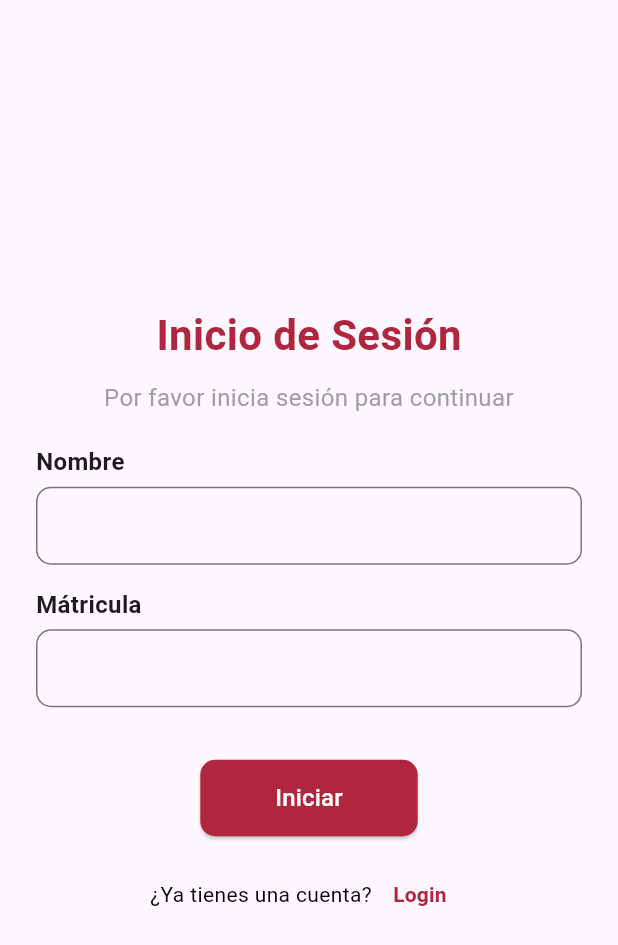
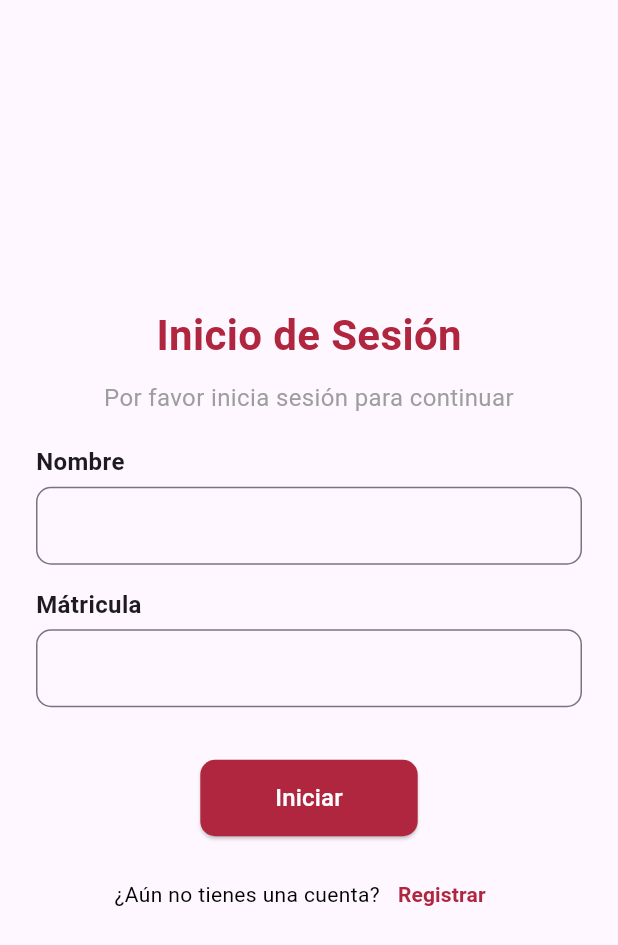
Before and after one commit to david-o-rosario1201/ucne_guide_appmovil, a Flutter app: the screen it shows after launch, on a phone screen of 412 x 824 dp. Shown: the top 945 px of the screen. Run offline on Flutter 3.47's test engine with Material 3 defaults, Android fonts, the light colour scheme and no system bars; our stand-ins replace shared_preferences.

Commit message:
Arregla el mensaje, debe decir "¿Aún no tienes una cuenta?, Registrar"

```diff
--- a/lib/Presentation/inicio_sesion_screen.dart
+++ b/lib/Presentation/inicio_sesion_screen.dart
@@ -104,7 +104,7 @@ class _InicioSesionScreenState extends State<InicioSesionScreen> {
                 mainAxisAlignment: MainAxisAlignment.center,
                 children: <Widget>[
                   Text(
-                    "¿Ya tienes una cuenta?",
+                    "¿Aún no tienes una cuenta?",
                     style: TextStyle(color: Colors.black, fontSize: 14),
                   ),
 
@@ -116,7 +116,7 @@ class _InicioSesionScreenState extends State<InicioSesionScreen> {
                       );
                     },
                     child: const Text(
-                      "Login",
+                      "Registrar",
                       style: TextStyle(
                           color: Color(0xFFB0263F),
                           fontSize: 14,
```
